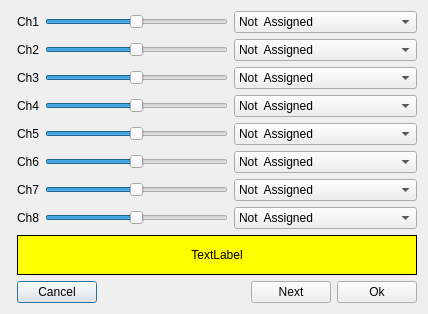
Old version of the form src/joystickdialog.ui in the repository roberto1903/companion9x.
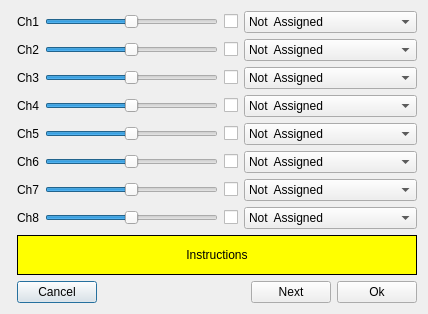
New version of the form.

Commit message: JoyStick configuration update

The edit to the form file:
```diff
--- a/src/joystickdialog.ui
+++ b/src/joystickdialog.ui
@@ -7,7 +7,7 @@
     <x>0</x>
     <y>0</y>
     <width>418</width>
-    <height>301</height>
+    <height>299</height>
    </rect>
   </property>
   <property name="sizePolicy">
@@ -69,7 +69,7 @@
          </property>
         </widget>
        </item>
-       <item row="1" column="2">
+       <item row="1" column="3">
         <widget class="QComboBox" name="jsmapCB_2">
          <property name="sizePolicy">
           <sizepolicy hsizetype="Preferred" vsizetype="Fixed">
@@ -126,7 +126,7 @@
          </property>
         </widget>
        </item>
-       <item row="2" column="2">
+       <item row="2" column="3">
         <widget class="QComboBox" name="jsmapCB_3">
          <property name="sizePolicy">
           <sizepolicy hsizetype="Preferred" vsizetype="Fixed">
@@ -201,7 +201,7 @@
          </property>
         </widget>
        </item>
-       <item row="0" column="2">
+       <item row="0" column="3">
         <widget class="QComboBox" name="jsmapCB_1">
          <property name="sizePolicy">
           <sizepolicy hsizetype="Preferred" vsizetype="Fixed">
@@ -297,7 +297,7 @@
          </property>
         </widget>
        </item>
-       <item row="4" column="2">
+       <item row="4" column="3">
         <widget class="QComboBox" name="jsmapCB_5">
          <property name="sizePolicy">
           <sizepolicy hsizetype="MinimumExpanding" vsizetype="Fixed">
@@ -372,7 +372,7 @@
          </property>
         </widget>
        </item>
-       <item row="3" column="2">
+       <item row="3" column="3">
         <widget class="QComboBox" name="jsmapCB_4">
          <property name="sizePolicy">
           <sizepolicy hsizetype="Preferred" vsizetype="Fixed">
@@ -447,7 +447,7 @@
          </property>
         </widget>
        </item>
-       <item row="5" column="2">
+       <item row="5" column="3">
         <widget class="QComboBox" name="jsmapCB_6">
          <property name="sizePolicy">
           <sizepolicy hsizetype="Preferred" vsizetype="Fixed">
@@ -536,7 +536,7 @@
          </property>
         </widget>
        </item>
-       <item row="6" column="2">
+       <item row="6" column="3">
         <widget class="QComboBox" name="jsmapCB_7">
          <property name="sizePolicy">
           <sizepolicy hsizetype="Preferred" vsizetype="Fixed">
@@ -618,7 +618,7 @@
          </property>
         </widget>
        </item>
-       <item row="7" column="2">
+       <item row="7" column="3">
         <widget class="QComboBox" name="jsmapCB_8">
          <property name="sizePolicy">
           <sizepolicy hsizetype="Preferred" vsizetype="Fixed">
@@ -693,6 +693,62 @@
          </property>
         </widget>
        </item>
+       <item row="0" column="2">
+        <widget class="QCheckBox" name="ChInv_1">
+         <property name="text">
+          <string notr="true"/>
+         </property>
+        </widget>
+       </item>
+       <item row="1" column="2">
+        <widget class="QCheckBox" name="ChInv_2">
+         <property name="text">
+          <string notr="true"/>
+         </property>
+        </widget>
+       </item>
+       <item row="2" column="2">
+        <widget class="QCheckBox" name="ChInv_3">
+         <property name="text">
+          <string notr="true"/>
+         </property>
+        </widget>
+       </item>
+       <item row="3" column="2">
+        <widget class="QCheckBox" name="ChInv_4">
+         <property name="text">
+          <string notr="true"/>
+         </property>
+        </widget>
+       </item>
+       <item row="4" column="2">
+        <widget class="QCheckBox" name="ChInv_5">
+         <property name="text">
+          <string notr="true"/>
+         </property>
+        </widget>
+       </item>
+       <item row="5" column="2">
+        <widget class="QCheckBox" name="ChInv_6">
+         <property name="text">
+          <string notr="true"/>
+         </property>
+        </widget>
+       </item>
+       <item row="6" column="2">
+        <widget class="QCheckBox" name="ChInv_7">
+         <property name="text">
+          <string notr="true"/>
+         </property>
+        </widget>
+       </item>
+       <item row="7" column="2">
+        <widget class="QCheckBox" name="ChInv_8">
+         <property name="text">
+          <string notr="true"/>
+         </property>
+        </widget>
+       </item>
       </layout>
      </item>
      <item row="1" column="0">
@@ -719,7 +775,7 @@
         <enum>QFrame::Box</enum>
        </property>
        <property name="text">
-        <string>TextLabel</string>
+        <string>Instructions</string>
        </property>
        <property name="alignment">
         <set>Qt::AlignCenter</set>
```
Left out of the diff: 64 changed lines with no effect on the pictures. The commit also changes 1 other file.
